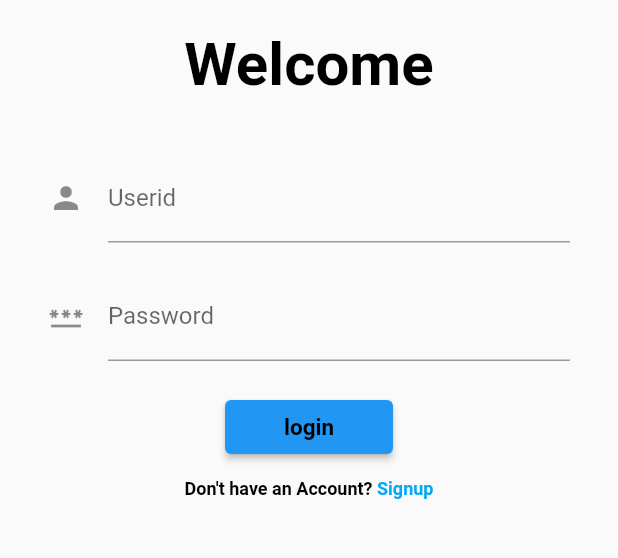
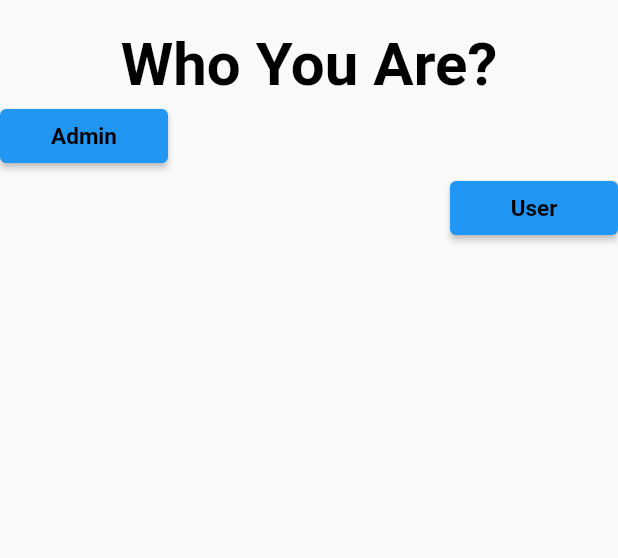
Before and after one commit to Taseen23/Applications_Managment_System, a Flutter app: the screen it shows after launch, on a phone screen of 412 x 824 dp, the part 362-920 px from its top. Run offline on Flutter 3.47's test engine with Material 2 defaults, Android fonts, the light colour scheme and no system bars; our stand-ins replace pie_chart.

Commit message:
Trigger Page

```diff
--- /dev/null
+++ b/lib/adminpages/triggerpage.dart
@@ -0,0 +1,81 @@
+import 'package:flutter/material.dart';
+
+import '../utils/routes.dart';
+
+class triggerScreen extends StatelessWidget {
+  @override
+  Widget build(BuildContext context) {
+    return Material(
+        child: SingleChildScrollView(
+          //body: Center(
+            child: Column(children: [
+              SizedBox(
+                height: 18.0,
+              ),
+              Image.asset("assists/images/logo.png", fit: BoxFit.fill),
+              SizedBox(
+                height: 20.0,
+              ),
+              Text("Who You Are?",
+                  style: TextStyle(
+                    fontSize: 40,
+                    fontWeight: FontWeight.bold,
+                    color: Colors.black,
+                  )),
+              Container(
+                alignment: Alignment.centerLeft,
+                child: ElevatedButton(onPressed: () {
+                  Navigator.pushNamed(
+                    context,
+                    MyRoutes.lognipage,
+                  );
+                },
+                    child: AnimatedContainer(
+                    duration: Duration(seconds: 1),
+          width: 80,
+          height: 30,
+          alignment: Alignment.center,
+          child: Text("Admin",
+                style: TextStyle(
+                  color: Colors.black,
+                  fontWeight: FontWeight.bold,
+                  fontSize: 15,
+                )),
+          decoration: BoxDecoration(
+            color: Colors.blue,
+            shape: BoxShape.rectangle,
+          ),
+        ),),
+              ),
+              Container(
+                alignment: Alignment.centerRight,
+                child: ElevatedButton(onPressed: () {
+                  Navigator.pushNamed(
+                    context,
+                    MyRoutes.lognipage,
+                  );
+                },
+                  child: AnimatedContainer(
+                    duration: Duration(seconds: 1),
+                    width: 80,
+                    height: 30,
+                    alignment: Alignment.center,
+                    child: Text("User",
+                        style: TextStyle(
+                          color: Colors.black,
+                          fontWeight: FontWeight.bold,
+                          fontSize: 15,
+                        )),
+                    decoration: BoxDecoration(
+                      color: Colors.blue,
+                      shape: BoxShape.rectangle,
+                    ),
+                  ),),
+              )
+
+            ]
+            )
+        )
+    );
+  }
+}
--- a/lib/login_screen.dart
+++ b/lib/login_screen.dart
@@ -57,6 +57,10 @@ class LoginPageState extends State<LoginScreen> {
               SizedBox(
                 height: 20.0,
               ),
+
+
+
+
               ElevatedButton(
                 //onPressed: DashboardScreen(),
                 onPressed: () {
--- a/lib/main.dart
+++ b/lib/main.dart
@@ -7,6 +7,7 @@ import 'package:mcbp_practicum/userpages/report.dart';
 import 'package:mcbp_practicum/signup_screen.dart';
 import 'package:mcbp_practicum/utils/routes.dart';
 
+import 'adminpages/triggerpage.dart';
 import 'dashboard_screen.dart';
 
 void main() {
@@ -21,7 +22,7 @@ class MyApp extends StatelessWidget {
   Widget build(BuildContext context) {
     return MaterialApp(
       debugShowCheckedModeBanner: false,
-      home: LoginScreen(),
+      home: triggerScreen(),
       routes: {
 
         MyRoutes.lognipage: (Context) => LoginScreen(),
@@ -31,6 +32,7 @@ class MyApp extends StatelessWidget {
         MyRoutes.final_selection: (Context) => FinalSelection(),
         MyRoutes.report: (Context) => Report(),
         MyRoutes.application: (Context) => Application(),
+        MyRoutes.triggerpage: (Context) => triggerScreen(),
 
 
 
--- a/lib/utils/routes.dart
+++ b/lib/utils/routes.dart
@@ -6,6 +6,7 @@ class MyRoutes {
   static String application = "/application";
   static String final_selection = "/final_selection";
   static String report = "/report";
+  static String triggerpage = "/triggerpage";
 
 
 
```
